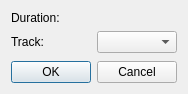
This is src/ui/spacerdialog_ui.ui in KDE/kdenlive as Qt 5 draws it before an edit. The edited form follows.
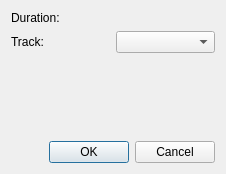
This is the edited form. Custom widgets are drawn as their Qt base class.

```diff
--- a/src/ui/spacerdialog_ui.ui
+++ b/src/ui/spacerdialog_ui.ui
@@ -6,8 +6,8 @@
    <rect>
     <x>0</x>
     <y>0</y>
-    <width>184</width>
-    <height>94</height>
+    <width>226</width>
+    <height>174</height>
    </rect>
   </property>
   <property name="windowTitle">
```
Left out of the diff: 46 changed lines with no effect on the pictures.
